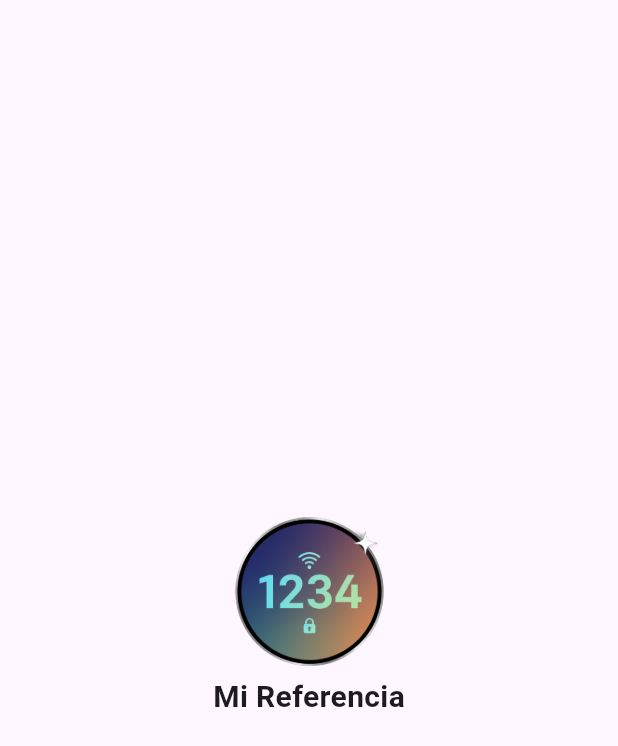
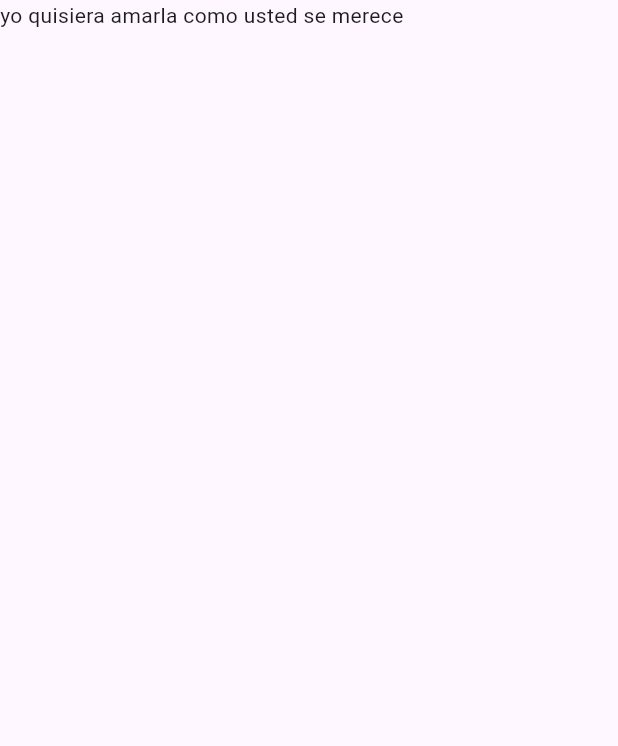
Before and after one commit to NightmareFox12/mi-referencia, a Flutter app: the screen it shows after launch, on a phone screen of 412 x 824 dp. Shown: the top 746 px of the screen. Run offline on Flutter 3.47's test engine with Material 3 defaults, Android fonts, the phone set to English and light mode, and no system bars; our stand-ins replace flutter_hooks.

Commit message:
Refactor splash screen to use HookWidget and navigate to history screen after delay; update pubspec.yaml and pubspec.lock for dependency adjustments

```diff
--- a/lib/main.dart
+++ b/lib/main.dart
@@ -10,6 +10,6 @@ class MainApp extends StatelessWidget {
 
   @override
   Widget build(BuildContext context) {
-    return SplashScreen();
+    return MaterialApp(home: SplashScreen());
   }
 }
--- /dev/null
+++ b/lib/presentation/history/history_screen.dart
@@ -0,0 +1,15 @@
+import 'package:flutter/material.dart';
+import 'package:flutter_hooks/flutter_hooks.dart';
+
+class HistoryScreen extends HookWidget {
+  const HistoryScreen({super.key});
+
+  @override
+  Widget build(BuildContext context) {
+    return MaterialApp(
+      home: Scaffold(
+        body: SafeArea(child: Text('yo quisiera amarla como usted se merece')),
+      ),
+    );
+  }
+}
--- a/lib/presentation/splash/splash_screen.dart
+++ b/lib/presentation/splash/splash_screen.dart
@@ -1,10 +1,24 @@
 import 'package:flutter/material.dart';
+import 'package:flutter_hooks/flutter_hooks.dart';
+import 'package:mi_referencia/presentation/history/history_screen.dart';
 
-class SplashScreen extends StatelessWidget {
+class SplashScreen extends HookWidget {
   const SplashScreen({super.key});
 
   @override
   Widget build(BuildContext context) {
+    useEffect(() {
+      Future.delayed(Duration(seconds: 1), () {
+        if (context.mounted) {
+          Navigator.pushReplacement(
+            context,
+            MaterialPageRoute(builder: (context) => HistoryScreen()),
+          );
+        }
+      });
+      return null;
+    }, []);
+
     return MaterialApp(
       home: Scaffold(
         body: SafeArea(
@@ -13,7 +27,7 @@ class SplashScreen extends StatelessWidget {
               mainAxisAlignment: MainAxisAlignment.center,
               spacing: 6,
               children: [
-                Image.asset('assets/images/logo.png', width: 100, height: 100),
+                Image.asset('assets/images/logo.png', width: 120, height: 120),
                 Text(
                   'Mi Referencia',
                   style: TextStyle(fontSize: 20, fontWeight: FontWeight.bold),
--- a/pubspec.yaml
+++ b/pubspec.yaml
@@ -9,12 +9,12 @@ environment:
 dependencies:
   flutter:
     sdk: flutter
+  flutter_hooks: ^0.21.3+1
 
 dev_dependencies:
   flutter_test:
     sdk: flutter
   flutter_lints: ^5.0.0
-  flutter_hooks: ^0.21.3+1
 
 flutter:
   uses-material-design: true
```
Also changed, not shown: pubspec.lock.
